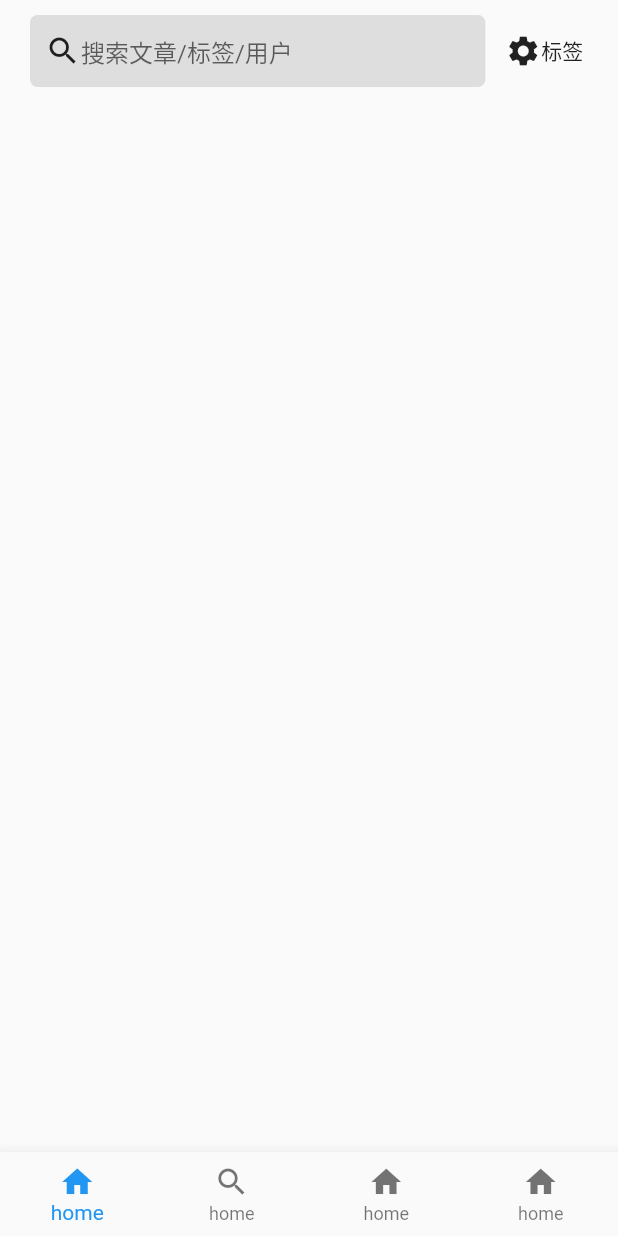
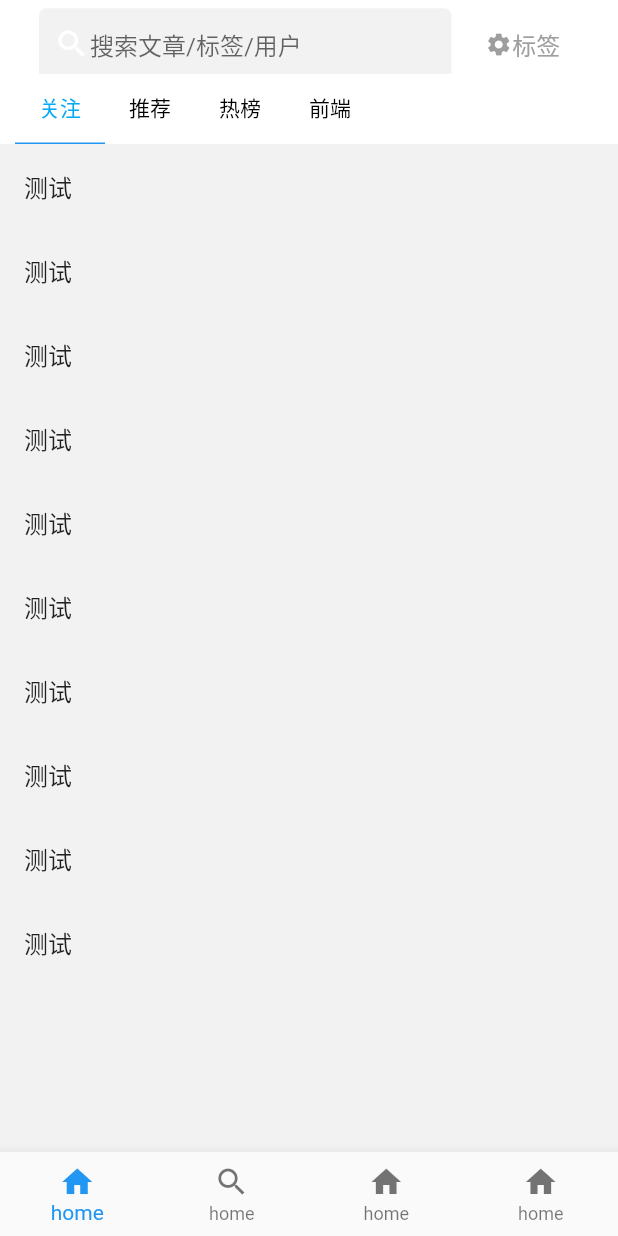
Before and after one commit to zhengyl36/flutter-learning, a Flutter app: the Home screen opened by its route, on a phone screen of 412 x 824 dp. Run offline on Flutter 3.47's test engine with Material 2 defaults, Android fonts, the phone set to English and light mode, and no system bars.

```diff
--- a/lib/home/home.dart
+++ b/lib/home/home.dart
@@ -5,14 +5,50 @@ class Home extends StatelessWidget {
   @override
   Widget build(BuildContext context) {
     // TODO: implement build
-    return new Scaffold(
-      body: ListView(
-        children: <Widget>[
-          Header(),
-//          TabViewComponent(),
-        ],
+    return DefaultTabController(
+      length: 4,
+      child: new Scaffold(
+        appBar: AppBar(
+          automaticallyImplyLeading: false,
+          backgroundColor: Colors.white,
+          brightness: Brightness.light,
+          elevation: 0,
+          bottom: PreferredSize(
+            preferredSize: Size.fromHeight(40),
+            child: Container(
+              padding: EdgeInsets.only(left: 10, right: 10),
+              alignment: Alignment.centerLeft,
+              child: TabBar(
+                labelColor: Colors.lightBlue,
+                unselectedLabelColor: Colors.black,
+                indicatorWeight: 1,
+                isScrollable: true,
+                // labelPadding: EdgeInsets.frromLTRB(10, 0, 0, 0),
+                labelStyle: TextStyle(fontSize: 14),
+                tabs: <Widget>[
+                  Tab(text: '关注'),
+                  Tab(text: '推荐'),
+                  Tab(text: '热榜'),
+                  Tab(text: '前端'),
+                ],
+              ),
+            ),
+          ),
+          title: Header(),
+        ),
+        body: Container(
+          color: Color(0xfff2f2f2),
+          child: TabBarView(
+            children: <Widget>[
+              ListViewContnet(),
+              ListViewContnet(),
+              ListViewContnet(),
+              ListViewContnet(),
+            ],
+          ),
+        ),
+        bottomNavigationBar: new BottomSection(),
       ),
-      bottomNavigationBar: new BottomSection(),
     );
   }
 }
@@ -22,7 +58,7 @@ class Header extends StatelessWidget {
   Widget build(BuildContext context) {
     // TODO: implement build
     return new Container(
-      padding: EdgeInsets.all(10.0),
+      margin: EdgeInsets.only(top: 10),
       child: Column(
         children: <Widget>[
           Flex(
@@ -30,12 +66,12 @@ class Header extends StatelessWidget {
             mainAxisAlignment: MainAxisAlignment.center,
             children: <Widget>[
               Expanded(
-                flex: 4,
+                flex: 3,
                 child: Container(
                     margin: EdgeInsets.only(left: 10),
                     padding: EdgeInsets.only(left: 10),
                     decoration: BoxDecoration(
-                      color: Color(0xffdedede),
+                      color: Color(0xfff2f2f2),
                       borderRadius: BorderRadius.all(Radius.circular(5.0)),
                     ),
                     child: Row(
@@ -64,7 +100,17 @@ class Header extends StatelessWidget {
                 child: Container(
                     child: new Row(
                   mainAxisAlignment: MainAxisAlignment.center,
-                  children: <Widget>[Icon(Icons.settings), Text('标签')],
+                  children: <Widget>[
+                    Icon(
+                      Icons.settings,
+                      color: Colors.grey,
+                      size: 18,
+                    ),
+                    Text(
+                      '标签',
+                      style: TextStyle(color: Colors.grey, fontSize: 16),
+                    )
+                  ],
                 )),
               ),
             ],
@@ -95,44 +141,26 @@ class BottomSection extends StatelessWidget {
   }
 }
 
+const TITLE = "测试";
 
-//class TabViewComponent extends StatefulWidget{
-//  TabViewComponent({Key key}) : super(key: key);
-//  _TabViewComponentState createState() => _TabViewComponentState();
-//}
-//
-//class _TabViewComponentState extends State<TabViewComponent> with SingleTickerProviderStateMixin{
-//  TabController _tabController;
-//
-//  @override
-//  void initState(){
-//    super.initState();
-//    this._tabController = new TabController(length: 4, vsync: this);
-//
-//  }
-//
-//  @override
-//  Widget build(BuildContext context) {
-//    // TODO: implement build
-//    return Scaffold(
-//      appBar: AppBar(
-//        title: TabBar(
-//          controller: this._tabController,
-//          tabs: <Widget>[
-//            Tab(text: '1',),
-//            Tab(text: '2',),
-//            Tab(text: '3',),
-//            Tab(text: '4',),
-//          ],
-//        ),
-//      ),
-//      body: TabBarView(
-//        controller: this._tabController,
-//          children: <Widget>[
-//
-//
-//          ],
-//      )
-//    );
-//  }
-//}
+class ListViewContnet extends StatelessWidget {
+  const ListViewContnet({Key key}) : super(key: key);
+
+  @override
+  Widget build(BuildContext context) {
+    return ListView(
+      children: <Widget>[
+        ListTile(title: Text(TITLE)),
+        ListTile(title: Text(TITLE)),
+        ListTile(title: Text(TITLE)),
+        ListTile(title: Text(TITLE)),
+        ListTile(title: Text(TITLE)),
+        ListTile(title: Text(TITLE)),
+        ListTile(title: Text(TITLE)),
+        ListTile(title: Text(TITLE)),
+        ListTile(title: Text(TITLE)),
+        ListTile(title: Text(TITLE)),
+      ],
+    );
+  }
+}
```
Also changed, not shown: pubspec.lock, 1 other file.
